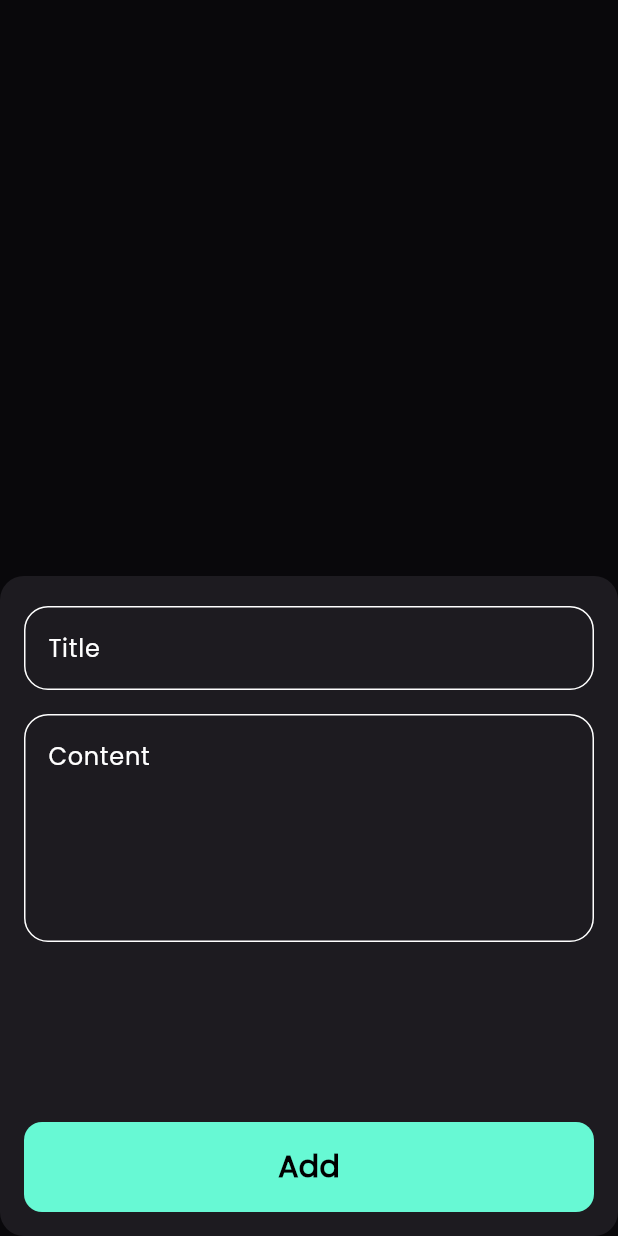
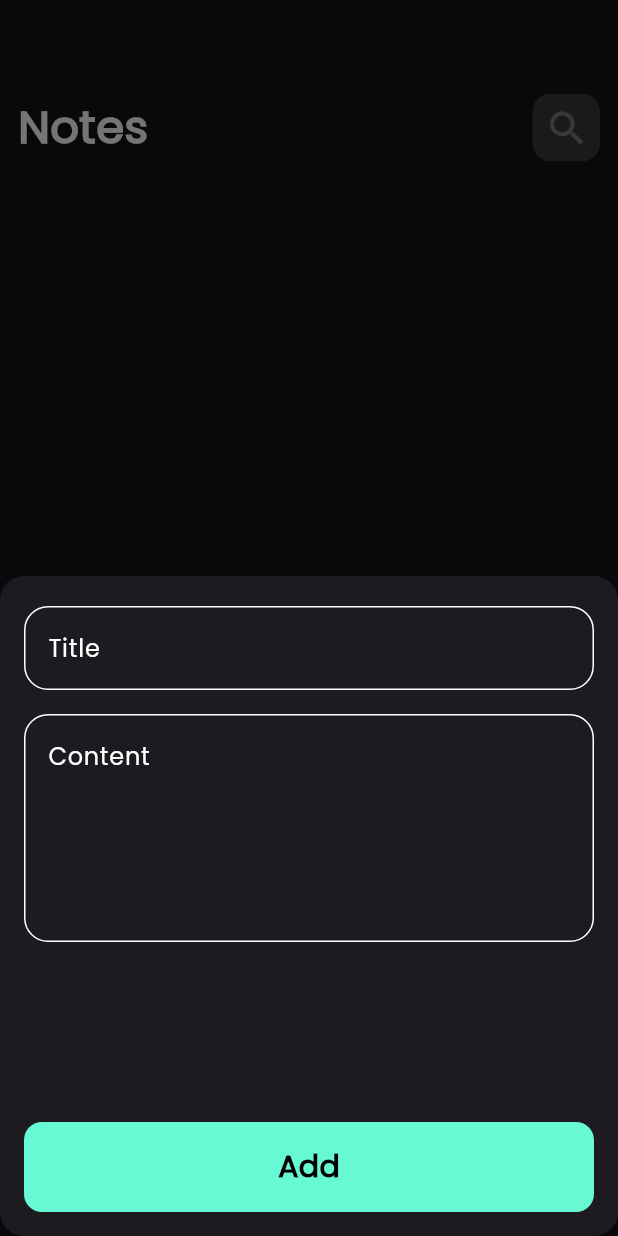
Before and after one commit to Ali-Ahmad-0/notes-app, a Flutter app: the screen it shows after launch, after a tap on the "add" icon, on a phone screen of 412 x 824 dp. Run offline on Flutter 3.47's test engine with Material 3 defaults, Android fonts, the phone set to English and light mode, and no system bars; our stand-ins replace bloc, flutter_bloc, font_awesome_flutter, hive, hive_flutter; accounts and stored records are empty.

Commit message:
Edit note

```diff
--- a/lib/Views/notes_view.dart
+++ b/lib/Views/notes_view.dart
@@ -1,10 +1,5 @@
 import 'package:flutter/material.dart';
-import 'package:flutter_bloc/flutter_bloc.dart';
-import 'package:notes_app/constants.dart';
-import 'package:notes_app/cubits/notes_cubit/notes_cubit.dart';
 import 'package:notes_app/widgets/add_note_bottom_sheet.dart';
-import 'package:notes_app/widgets/customAppBar.dart';
-import 'package:notes_app/widgets/notes_list_view.dart' show NotesListView;
 import 'package:notes_app/widgets/notes_view_body.dart';
 class NotesView extends StatelessWidget {
   const NotesView({super.key});
--- a/lib/cubits/notes_cubit/notes_states.dart
+++ b/lib/cubits/notes_cubit/notes_states.dart
@@ -1,4 +1,3 @@
-import 'package:notes_app/models/note_model.dart';
 
 abstract class NotesState {}
 
--- a/lib/models/note_model.dart
+++ b/lib/models/note_model.dart
@@ -6,13 +6,13 @@ part 'note_model.g.dart';
 @HiveType(typeId: 0)
 class NoteModel  extends HiveObject{
   @HiveField(0)
-  final String title;
+   String title;
   @HiveField(1)
-  final String subTitle;
+   String subTitle;
   @HiveField(2)
   final String date;
   @HiveField(3)
-  final int color;
+   int color;
 
   NoteModel({
     required this.color,
--- /dev/null
+++ b/lib/widgets/Custom_Icon.dart
@@ -0,0 +1,28 @@
+import 'package:flutter/material.dart';
+
+class CustomIcon extends StatelessWidget {
+  const CustomIcon({super.key, required this.icon, required this.onPressed});
+  final IconData icon;
+  final void Function()? onPressed;
+  @override
+  Widget build(BuildContext context) {
+    return GestureDetector(
+      child: Container(
+        height: 45,
+        width: 45,
+        decoration: BoxDecoration(
+            borderRadius: BorderRadius.circular(12),
+            color: Colors.white.withAlpha(40)),
+        child: Center(
+          child: IconButton(
+            onPressed: onPressed,
+            icon: Icon(
+              icon,
+              size: 30,
+            ),
+          ),
+        ),
+      ),
+    );
+  }
+}
--- a/lib/widgets/customAppBar.dart
+++ b/lib/widgets/customAppBar.dart
@@ -1,10 +1,11 @@
 import 'package:flutter/material.dart';
-import 'package:notes_app/widgets/search_Icon.dart';
+import 'package:notes_app/widgets/Custom_Icon.dart';
 
 class CustomAppBar extends StatelessWidget {
-  const CustomAppBar({super.key, required this.title,  required this.icon});
+  const CustomAppBar({super.key, this.onPressed ,required this.title, required this.icon});
   final String title;
   final IconData icon;
+ final void Function()? onPressed;
   @override
   Widget build(BuildContext context) {
     return Row(
@@ -14,10 +15,14 @@ class CustomAppBar extends StatelessWidget {
         ),
         Text(
           title,
-          style: const TextStyle(color: Colors.white, fontSize: 30),
+          style: const TextStyle(
+              color: Colors.white, fontSize: 30, fontWeight: FontWeight.bold),
         ),
         const Spacer(),
-        SearchIcon(icon: icon,)
+        CustomIcon(
+          onPressed:onPressed,
+          icon: icon,
+        )
       ],
     );
   }
--- a/lib/widgets/custom_Text_Field.dart
+++ b/lib/widgets/custom_Text_Field.dart
@@ -3,13 +3,15 @@ import 'package:notes_app/constants.dart';
 
 class CustomTextField extends StatelessWidget {
   CustomTextField(
-      {required this.content, this.maxLines = 1, super.key, this.onsaved});
+      {required this.content, this.maxLines = 1, super.key, this.onsaved, this.onChanged});
   final void Function(String?)? onsaved;
+  final void Function(String?)? onChanged;
   String content;
   int maxLines;
   @override
   Widget build(BuildContext context) {
     return TextFormField(
+      onChanged: onChanged,
       onSaved: onsaved,
       validator: (value) {
         if (value?.isEmpty ?? true) {
--- a/lib/widgets/notes_view_body.dart
+++ b/lib/widgets/notes_view_body.dart
@@ -1,12 +1,8 @@
 import 'package:flutter/material.dart';
 import 'package:flutter_bloc/flutter_bloc.dart';
 import 'package:notes_app/cubits/notes_cubit/notes_cubit.dart';
-import 'package:notes_app/cubits/notes_cubit/notes_states.dart';
-import 'package:notes_app/models/note_model.dart';
 import 'package:notes_app/widgets/customAppBar.dart';
 import 'package:notes_app/widgets/notes_list_view.dart';
-
-import 'Note_Card.dart';
 
 class NotesViewBody extends StatefulWidget {
   const NotesViewBody({super.key});
@@ -25,7 +21,7 @@ class _NotesViewBodyState extends State<NotesViewBody> {
   @override
   Widget build(BuildContext context) {
     return const Padding(
-      padding: EdgeInsets.symmetric(horizontal: 500),
+      padding: EdgeInsets.symmetric(horizontal: 12),
       child: Column(
         children: [
           SizedBox(
--- a/lib/widgets/search_Icon.dart
+++ /dev/null
@@ -1,22 +0,0 @@
-import 'package:flutter/material.dart';
-
-class SearchIcon extends StatelessWidget {
-  const SearchIcon({super.key , required this.icon});
-  final IconData icon;
-  @override
-  Widget build(BuildContext context) {
-    return Container(
-      height: 45,
-      width: 45,
-      decoration: BoxDecoration(
-          borderRadius: BorderRadius.circular(12),
-          color: Colors.white.withOpacity(0.1)),
-      child: Center(
-        child: Icon(
-          icon,
-          size: 30,
-        ),
-      ),
-    );
-  }
-}
--- a/pubspec.yaml
+++ b/pubspec.yaml
@@ -40,7 +40,7 @@ dependencies:
 
 dev_dependencies:
   build_runner: ^2.4.13
-  flutter_lints: ^4.0.0
+  flutter_lints: ^5.0.0
   flutter_test:
     sdk: flutter
   hive_generator: ^2.0.1
```
Also changed, not shown: lib/Views/edit_note.dart (+30 -4 lines), lib/widgets/Note_Card.dart (+5 -4 lines), lib/widgets/notes_list_view.dart (+13 -4 lines), pubspec.lock, 255 other files.
